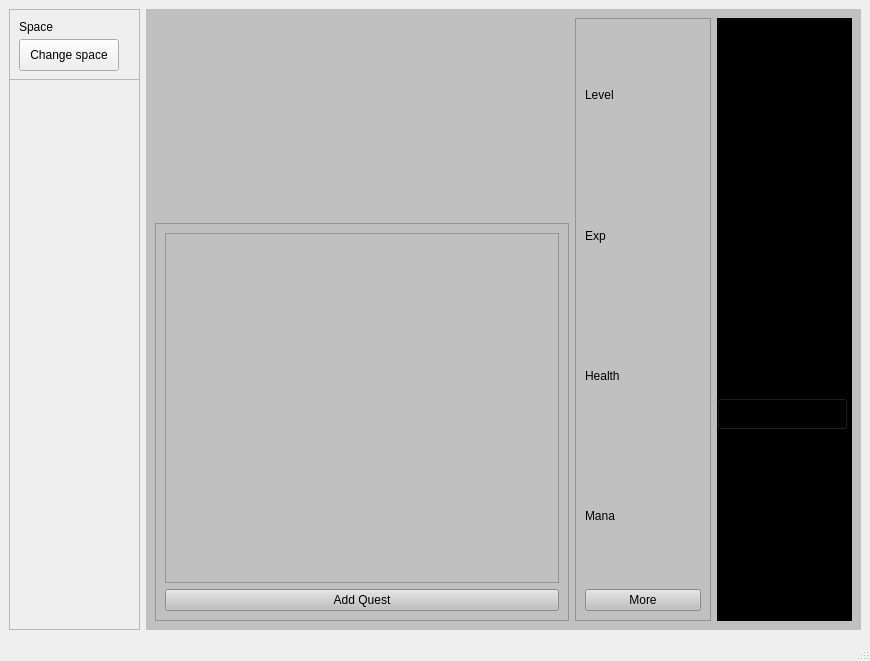
Old version of the form Silently/mainwindow.ui in the repository Observersss/Silently.
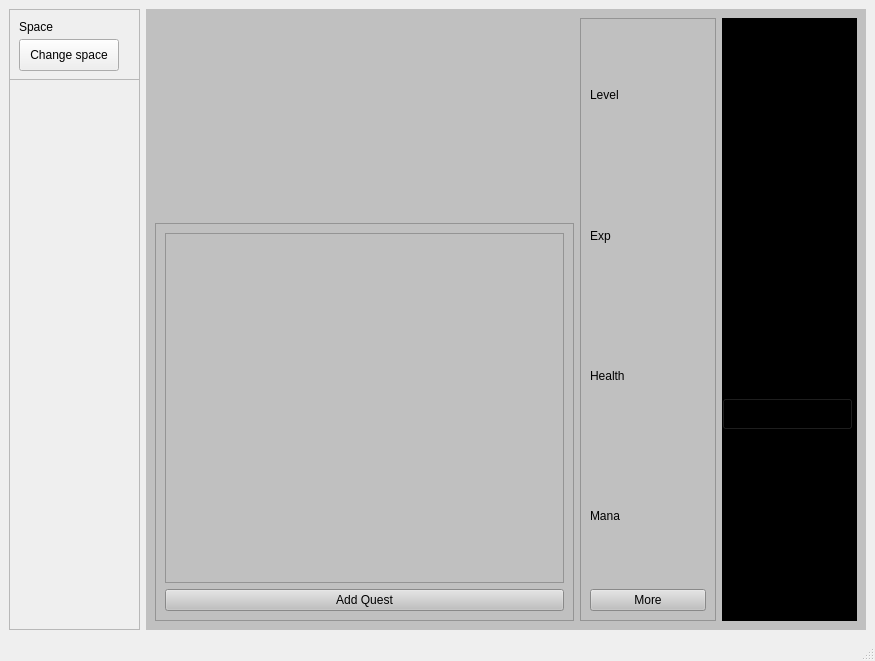
New version of the form.

Diff of the .ui file:
```diff
--- a/Silently/mainwindow.ui
+++ b/Silently/mainwindow.ui
@@ -6,7 +6,7 @@
    <rect>
     <x>0</x>
     <y>0</y>
-    <width>870</width>
+    <width>875</width>
     <height>661</height>
    </rect>
   </property>
```
Left out of the diff: 4 changed lines with no effect on the pictures.
